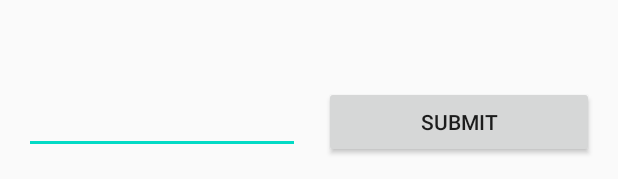
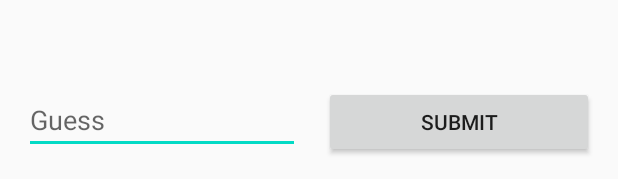
Before and after one commit to Jkelly97/codebreaker-android-backup, an Android app: the layout activity_main.xml on its own in the app's theme, with its tools: preview values and no code run, on a phone screen of 412 x 824 dp. Shown: the part 1054-1233 px from the top of the screen. Run offline under Robolectric (Android 15) with nearby library versions, the phone set to English and light mode, and no system bars.

```diff
--- a/app/src/main/res/layout/activity_main.xml
+++ b/app/src/main/res/layout/activity_main.xml
@@ -31,7 +31,9 @@
       android:layout_height="wrap_content"
       android:layout_weight="2
 "     android:layout_margin="8dp"
-      android:inputType="textCapCharacters"/>
+      android:inputType="textCapCharacters"
+      android:maxLength="4"
+      android:hint="@string/guess_hint"/>
 
     <Button
       android:id="@+id/submit"
--- a/app/src/main/res/values/strings.xml
+++ b/app/src/main/res/values/strings.xml
@@ -1,4 +1,5 @@
 <resources>
   <string name="app_name">Codebreaker</string>
   <string name="submit">Submit</string>
+  <string name="guess_hint">Guess</string>
 </resources>
```
Also changed, not shown: app/src/main/java/edu/cnm/deepdive/codebreaker/MainActivity.java (+31 -7 lines).
